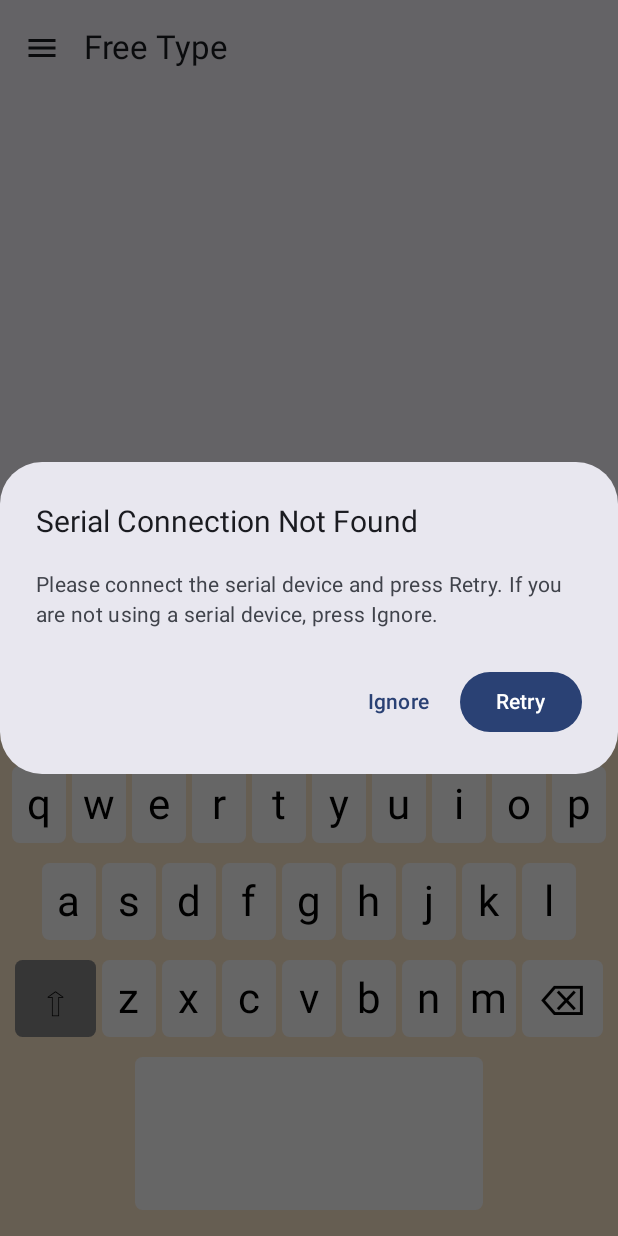
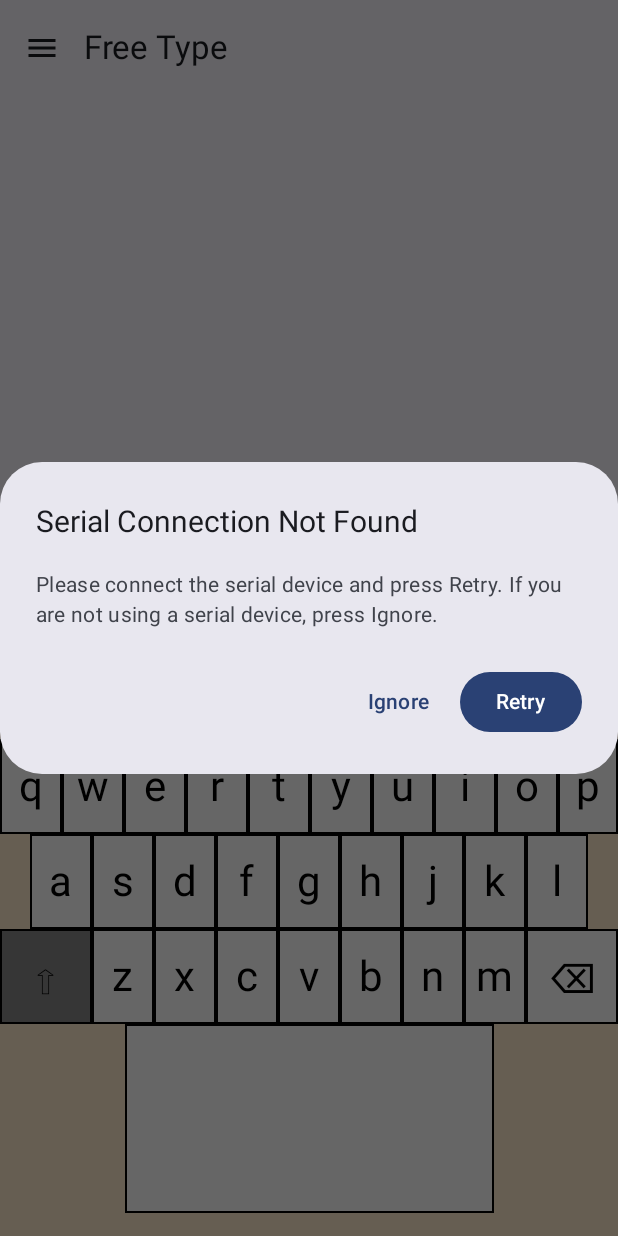
Before and after one commit to taehokimmm/HapticVBoard-Android, an Android app built with Jetpack Compose: the screen it shows after launch (MainActivity), on a phone screen of 412 x 824 dp. Run offline under Robolectric (Android 15) with nearby library versions, the phone set to English and light mode, and no system bars; libraries missing offline, so code that uses them is left out: com.hoho.android; 2 statements that could not run were skipped.

Commit message:
:bug: remove padding, haptic cue when moving in and out of bounds

```diff
--- a/app/src/main/java/com/taehokimmm/hapticvboard_android/layout/view/KeyboardView.kt
+++ b/app/src/main/java/com/taehokimmm/hapticvboard_android/layout/view/KeyboardView.kt
@@ -4,7 +4,6 @@ import android.content.Context
 import android.util.Log
 import androidx.compose.foundation.background
 import androidx.compose.foundation.layout.*
-import androidx.compose.foundation.shape.RoundedCornerShape
 import androidx.compose.material3.Text
 import androidx.compose.runtime.*
 import androidx.compose.ui.Alignment
@@ -13,7 +12,7 @@ import androidx.compose.ui.graphics.Color
 import androidx.compose.ui.unit.dp
 import androidx.compose.ui.unit.sp
 import android.view.MotionEvent
-import androidx.compose.ui.draw.clip
+import androidx.compose.foundation.border
 import androidx.compose.ui.geometry.Offset
 import androidx.compose.ui.layout.LayoutCoordinates
 import androidx.compose.ui.layout.onGloballyPositioned
@@ -81,7 +80,7 @@ fun KeyboardLayout(
                             })
                     }
                 }
-                Spacer(modifier = Modifier.height(9.dp))
+                Spacer(modifier = Modifier.height(0.dp))
             }
 
             Row {
@@ -138,10 +137,10 @@ fun DrawKey(
     isPressed: Boolean,
     onPositioned: (LayoutCoordinates) -> Unit,
 ) {
-    val width = 36.dp
-    val height = 51.dp
+    val width = 41.dp
+    val height = 63.dp
     val textSize = 28.sp
-    val spacing = 2.dp
+    val spacing = 0.dp
 
     val backgroundColor = when {
         isPressed -> Color.Gray
@@ -152,7 +151,7 @@ fun DrawKey(
     Box(
         modifier = Modifier
             .padding(spacing)
-            .clip(RoundedCornerShape(5.dp))
+            .border(1.dp, Color.Black)
             .size(
                 when (key) {
                     "Space" -> width * 6 + spacing * 8
@@ -299,6 +298,8 @@ fun processTouchEvent(
                             hapticManager?.generateHaptic(key, HapticMode.TICK)
                     }
 
+                    if (activeTouches[pointerId] == "Out of Bounds")
+                        hapticManager!!.generateVibration("Replay")
                     activeTouches[pointerId] = key
 
                     // Add Log
@@ -314,6 +315,8 @@ fun processTouchEvent(
                         "TouchEvent",
                         "Key moved out of bounds from ${activeTouches[pointerId]} for pointer $pointerId, Coordinates: $pointerPosition"
                     )
+                    if (activeTouches[pointerId] != "Out of Bounds")
+                        hapticManager!!.generateVibration("Replay")
                     activeTouches[pointerId] = "Out of Bounds"
                     // Add Log
                     if (name != null && logData != null) {
```
